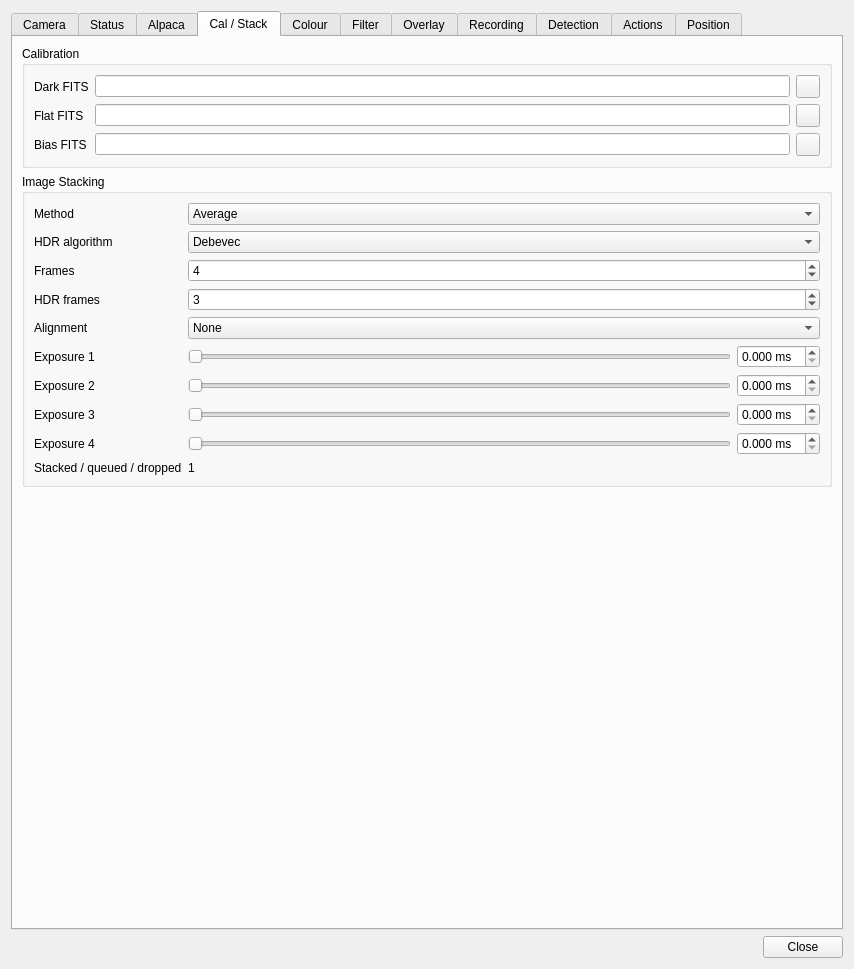
First picture: the form in plugins/feature/camera/camerasettingsdialog.ui, repository srcejon/sdrangel, before the edit.
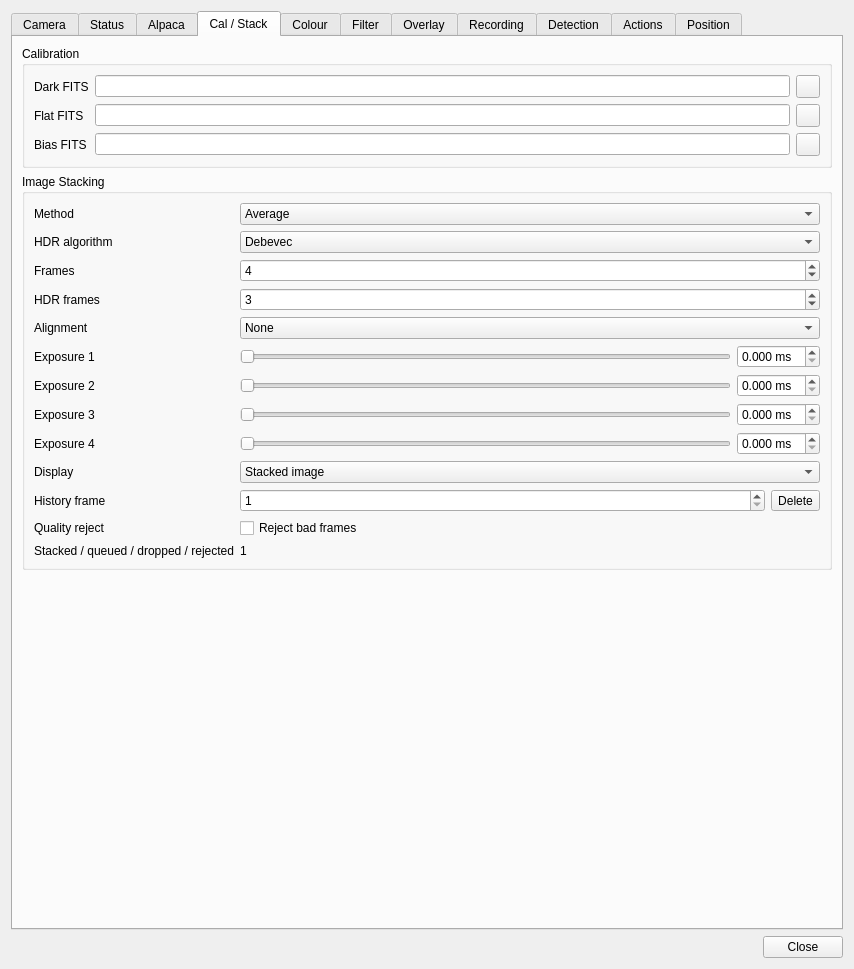
Second picture: the form after the edit. The open tabs and pages were chosen to show the change. Icons and pictures are not drawn. Custom widgets are drawn as their Qt base class.

Commit message: Add stack history inspection and quality rejection

The edit to the form file:
```diff
--- a/plugins/feature/camera/camerasettingsdialog.ui
+++ b/plugins/feature/camera/camerasettingsdialog.ui
@@ -1525,13 +1525,96 @@
            </layout>
           </item>
           <item row="9" column="0">
-           <widget class="QLabel" name="stackCurrentCountLabel">
+           <widget class="QLabel" name="stackDisplayModeLabel">
             <property name="text">
-             <string>Stacked / queued / dropped</string>
+             <string>Display</string>
             </property>
            </widget>
           </item>
           <item row="9" column="1">
+           <widget class="QComboBox" name="stackDisplayModeCombo">
+            <property name="toolTip">
+             <string>Select the stack output, one stored stack frame, or a tiled overview of stored frames</string>
+            </property>
+            <item>
+             <property name="text">
+              <string>Stacked image</string>
+             </property>
+            </item>
+            <item>
+             <property name="text">
+              <string>History frame</string>
+             </property>
+            </item>
+            <item>
+             <property name="text">
+              <string>History tiles</string>
+             </property>
+            </item>
+           </widget>
+          </item>
+          <item row="10" column="0">
+           <widget class="QLabel" name="stackDisplayFrameLabel">
+            <property name="text">
+             <string>History frame</string>
+            </property>
+           </widget>
+          </item>
+          <item row="10" column="1">
+           <layout class="QHBoxLayout" name="stackDisplayFrameLayout">
+            <item>
+             <widget class="QSpinBox" name="stackDisplayFrameSpin">
+              <property name="toolTip">
+               <string>Stack history frame to display or delete</string>
+              </property>
+              <property name="minimum">
+               <number>1</number>
+              </property>
+              <property name="maximum">
+               <number>256</number>
+              </property>
+              <property name="value">
+               <number>1</number>
+              </property>
+             </widget>
+            </item>
+            <item>
+             <widget class="QToolButton" name="stackDeleteFrameButton">
+              <property name="toolTip">
+               <string>Delete the selected stack history frame</string>
+              </property>
+              <property name="text">
+               <string>Delete</string>
+              </property>
+             </widget>
+            </item>
+           </layout>
+          </item>
+          <item row="11" column="0">
+           <widget class="QLabel" name="stackRejectBadFramesLabel">
+            <property name="text">
+             <string>Quality reject</string>
+            </property>
+           </widget>
+          </item>
+          <item row="11" column="1">
+           <widget class="QCheckBox" name="stackRejectBadFramesCheck">
+            <property name="toolTip">
+             <string>Reject obvious bad stack frames using brightness, saturation, contrast and sharpness checks</string>
+            </property>
+            <property name="text">
+             <string>Reject bad frames</string>
+            </property>
+           </widget>
+          </item>
+          <item row="12" column="0">
+           <widget class="QLabel" name="stackCurrentCountLabel">
+            <property name="text">
+             <string>Stacked / queued / dropped / rejected</string>
+            </property>
+           </widget>
+          </item>
+          <item row="12" column="1">
            <widget class="QLabel" name="stackCurrentCountValue">
             <property name="text">
              <string>1</string>
```
The commit also changes 11 other files.
